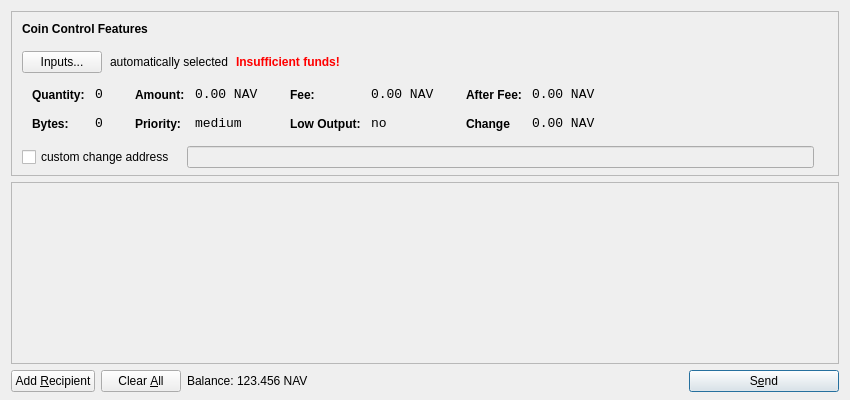
Above: src/qt/forms/sendcoinsdialog.ui from sherlockcoin/navajocoin before the change. Below: the same form after it.
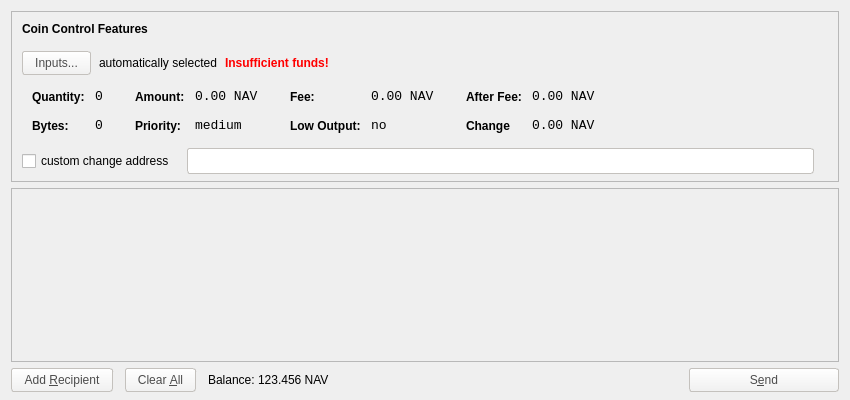
That is the form after the change. Icons and pictures are not drawn.

What changed in the file:
```diff
--- a/src/qt/forms/sendcoinsdialog.ui
+++ b/src/qt/forms/sendcoinsdialog.ui
@@ -13,6 +13,9 @@
   <property name="windowTitle">
    <string>Send Coins</string>
   </property>
+  <property name="styleSheet">
+   <string notr="true"/>
+  </property>
   <layout class="QVBoxLayout" name="verticalLayout" stretch="0,1,0">
    <property name="bottomMargin">
     <number>8</number>
@@ -39,7 +42,7 @@
      </property>
      <layout class="QVBoxLayout" name="verticalLayoutCoinControl2">
       <property name="spacing">
-       <number>-1</number>
+       <number>7</number>
       </property>
       <property name="leftMargin">
        <number>0</number>
@@ -104,7 +107,11 @@
           <item>
            <widget class="QPushButton" name="pushButtonCoinControl">
             <property name="styleSheet">
-             <string notr="true"/>
+             <string notr="true">background-color: qlineargradient(spread:pad, x1:0, y1:1, x2:0, y2:0, stop:0 rgb(240,240,240), stop:1 rgb(255, 255, 255));
+border-radius:3px;
+border: 1px solid #C4C1BD;
+color: #4C4C4C;
+padding: 4px 12px;</string>
             </property>
             <property name="text">
              <string>Inputs...</string>
@@ -571,6 +578,13 @@
               <verstretch>0</verstretch>
              </sizepolicy>
             </property>
+            <property name="styleSheet">
+             <string notr="true">background-color: rgb(255,255,255);
+border-radius:3px;
+border: 1px solid #C4C1BD;
+color: #4C4C4C;
+padding: 4px;</string>
+            </property>
            </widget>
           </item>
           <item>
@@ -626,7 +640,7 @@
         <x>0</x>
         <y>0</y>
         <width>830</width>
-        <height>165</height>
+        <height>150</height>
        </rect>
       </property>
       <layout class="QVBoxLayout" name="verticalLayout_2">
@@ -664,6 +678,14 @@
        <property name="toolTip">
         <string>Send to multiple recipients at once</string>
        </property>
+       <property name="styleSheet">
+        <string notr="true">background-color: qlineargradient(spread:pad, x1:0, y1:1, x2:0, y2:0, stop:0 rgb(240,240,240), stop:1 rgb(255, 255, 255));
+border-radius:3px;
+border: 1px solid #C4C1BD;
+color: #4C4C4C;
+padding: 4px 12px;
+margin: 0px 6px 0px 0px;</string>
+       </property>
        <property name="text">
         <string>Add &amp;Recipient</string>
        </property>
@@ -687,6 +709,14 @@
        <property name="toolTip">
         <string>Remove all transaction fields</string>
        </property>
+       <property name="styleSheet">
+        <string notr="true">background-color: qlineargradient(spread:pad, x1:0, y1:1, x2:0, y2:0, stop:0 rgb(240,240,240), stop:1 rgb(255, 255, 255));
+border-radius:3px;
+border: 1px solid #C4C1BD;
+color: #4C4C4C;
+padding: 4px 12px;
+margin: 0px 6px 0px 0px;</string>
+       </property>
        <property name="text">
         <string>Clear &amp;All</string>
        </property>
@@ -765,6 +795,13 @@
        <property name="toolTip">
         <string>Confirm the send action</string>
        </property>
+       <property name="styleSheet">
+        <string notr="true">background-color: qlineargradient(spread:pad, x1:0, y1:1, x2:0, y2:0, stop:0 rgb(240,240,240), stop:1 rgb(255, 255, 255));
+border-radius:3px;
+border: 1px solid #C4C1BD;
+color: #4C4C4C;
+padding: 4px 12px;</string>
+       </property>
        <property name="text">
         <string>S&amp;end</string>
        </property>
```
Left out of the diff: 22 changed lines with no effect on the pictures.
